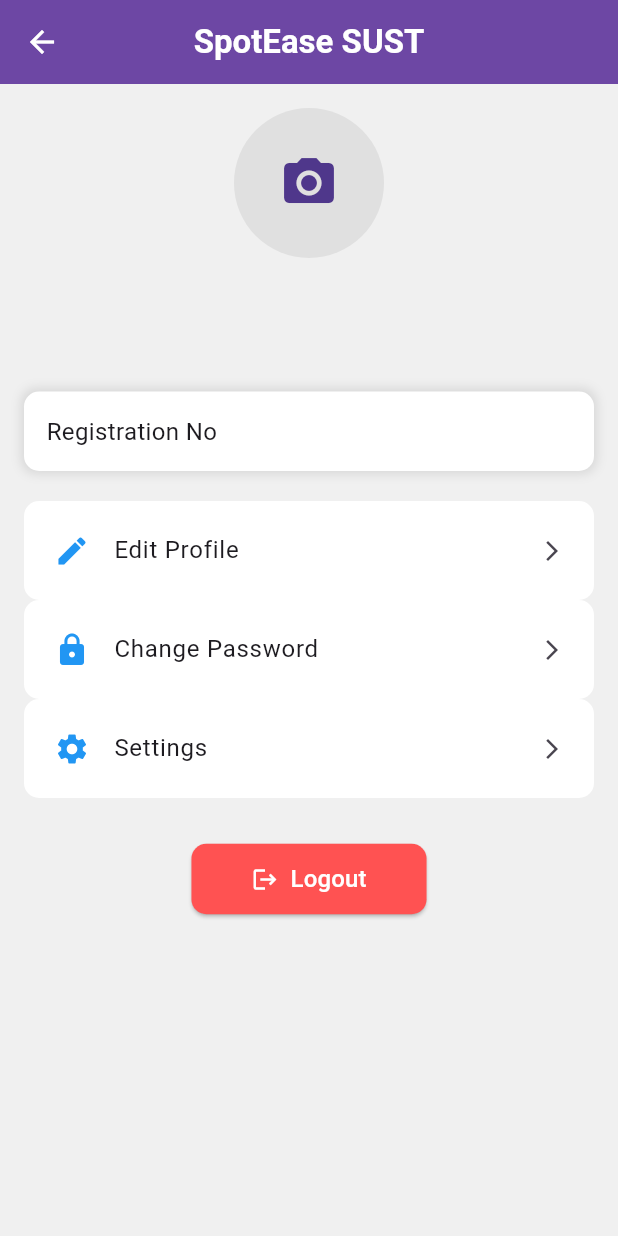
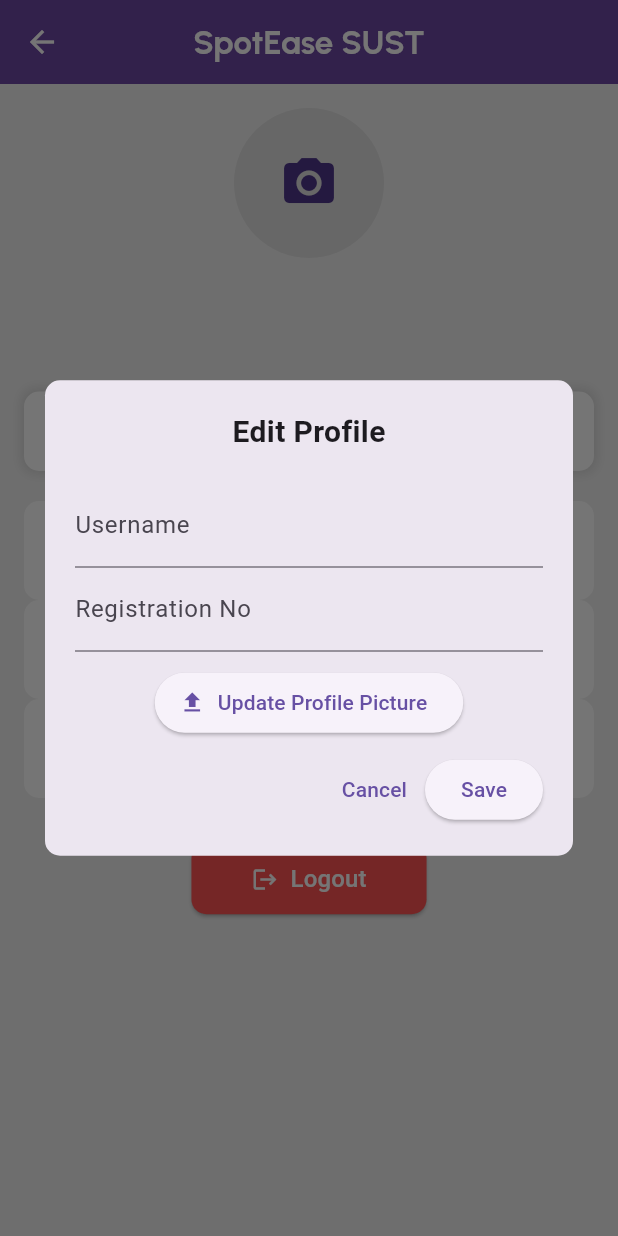
Before and after one commit to mohaiminulnirob/SWE-250_Android_App, a Flutter app: the ProfilePage screen opened directly with empty values, after a tap on "Edit Profile", on a phone screen of 412 x 824 dp. Run offline on Flutter 3.47's test engine with Material 3 defaults, Android fonts, the phone set to English and light mode, and no system bars; our stand-ins replace cloud_firestore, firebase_auth, firebase_core, image_picker, table_calendar; accounts and stored records are empty; network calls fail.

Commit message:
add profile editing functionalities

```diff
--- a/lib/pages/auditorium.dart
+++ b/lib/pages/auditorium.dart
@@ -4,7 +4,7 @@ import 'package:project/widgets/spot_description.dart';
 import 'package:project/widgets/spot_location.dart';
 import 'package:project/widgets/spot_upcoming_events.dart';
 import 'package:project/widgets/availability_calender.dart';
-import 'package:project/repository/spot_event_repository.dart';
+import 'package:project/repositories/spot_event_repository.dart';
 
 class AuditoriumPage extends StatefulWidget {
   const AuditoriumPage({super.key});
--- a/lib/pages/basketball_ground.dart
+++ b/lib/pages/basketball_ground.dart
@@ -4,7 +4,7 @@ import 'package:project/widgets/spot_description.dart';
 import 'package:project/widgets/spot_location.dart';
 import 'package:project/widgets/spot_upcoming_events.dart';
 import 'package:project/widgets/availability_calender.dart';
-import 'package:project/repository/spot_event_repository.dart';
+import 'package:project/repositories/spot_event_repository.dart';
 
 class BasketballGroundPage extends StatefulWidget {
   const BasketballGroundPage({super.key});
--- a/lib/pages/central_field.dart
+++ b/lib/pages/central_field.dart
@@ -4,7 +4,7 @@ import 'package:project/widgets/spot_description.dart';
 import 'package:project/widgets/spot_location.dart';
 import 'package:project/widgets/spot_upcoming_events.dart';
 import 'package:project/widgets/availability_calender.dart';
-import 'package:project/repository/spot_event_repository.dart';
+import 'package:project/repositories/spot_event_repository.dart';
 
 class CentralFieldPage extends StatefulWidget {
   const CentralFieldPage({super.key});
--- a/lib/pages/handball_ground.dart
+++ b/lib/pages/handball_ground.dart
@@ -4,7 +4,7 @@ import 'package:project/widgets/spot_description.dart';
 import 'package:project/widgets/spot_location.dart';
 import 'package:project/widgets/spot_upcoming_events.dart';
 import 'package:project/widgets/availability_calender.dart';
-import 'package:project/repository/spot_event_repository.dart';
+import 'package:project/repositories/spot_event_repository.dart';
 
 class HandballGroundPage extends StatefulWidget {
   const HandballGroundPage({super.key});
--- a/lib/pages/home_page.dart
+++ b/lib/pages/home_page.dart
@@ -4,7 +4,7 @@ import 'package:project/widgets/bottom_nav_bar.dart';
 import 'package:project/widgets/custom_app_bar.dart';
 import 'package:project/widgets/spot_list.dart';
 import 'package:project/widgets/event_list.dart';
-import 'package:project/repository/event_repository.dart';
+import 'package:project/repositories/event_repository.dart';
 import 'package:project/pages/profile_page.dart';
 
 class HomePage extends StatefulWidget {
--- a/lib/pages/mini_auditorium.dart
+++ b/lib/pages/mini_auditorium.dart
@@ -4,7 +4,7 @@ import 'package:project/widgets/spot_description.dart';
 import 'package:project/widgets/spot_location.dart';
 import 'package:project/widgets/spot_upcoming_events.dart';
 import 'package:project/widgets/availability_calender.dart';
-import 'package:project/repository/spot_event_repository.dart';
+import 'package:project/repositories/spot_event_repository.dart';
 
 class MiniAuditoriumPage extends StatefulWidget {
   const MiniAuditoriumPage({super.key});
--- a/lib/pages/profile_page.dart
+++ b/lib/pages/profile_page.dart
@@ -53,13 +53,98 @@ class _ProfilePageState extends State<ProfilePage> {
       });
 
       ScaffoldMessenger.of(context).showSnackBar(
-        SnackBar(content: Text("Profile picture updated successfully!")),
+        const SnackBar(content: Text("Profile picture updated successfully!")),
       );
     } else {
       ScaffoldMessenger.of(context).showSnackBar(
-        SnackBar(content: Text("Failed to upload image")),
+        const SnackBar(content: Text("Failed to upload image")),
       );
     }
+  }
+
+  void _showEditProfileDialog() {
+    final TextEditingController usernameController =
+        TextEditingController(text: _username);
+    final TextEditingController regController =
+        TextEditingController(text: _registration);
+
+    showDialog(
+      context: context,
+      builder: (context) {
+        return Dialog(
+          insetPadding:
+              const EdgeInsets.symmetric(horizontal: 30, vertical: 100),
+          shape:
+              RoundedRectangleBorder(borderRadius: BorderRadius.circular(10)),
+          child: ConstrainedBox(
+            constraints: const BoxConstraints(maxWidth: 400),
+            child: Padding(
+              padding: const EdgeInsets.all(20.0),
+              child: Column(
+                mainAxisSize: MainAxisSize.min,
+                children: [
+                  const Text('Edit Profile',
+                      style:
+                          TextStyle(fontSize: 20, fontWeight: FontWeight.bold)),
+                  const SizedBox(height: 20),
+                  TextField(
+                    controller: usernameController,
+                    decoration: const InputDecoration(labelText: 'Username'),
+                  ),
+                  TextField(
+                    controller: regController,
+                    decoration:
+                        const InputDecoration(labelText: 'Registration No'),
+                  ),
+                  const SizedBox(height: 10),
+                  ElevatedButton.icon(
+                    onPressed: () async {
+                      Navigator.of(context).pop();
+                      await _uploadProfilePicture();
+                    },
+                    icon: const Icon(Icons.upload),
+                    label: const Text('Update Profile Picture'),
+                  ),
+                  const SizedBox(height: 10),
+                  Row(
+                    mainAxisAlignment: MainAxisAlignment.end,
+                    children: [
+                      TextButton(
+                        onPressed: () => Navigator.pop(context),
+                        child: const Text('Cancel'),
+                      ),
+                      ElevatedButton(
+                        onPressed: () async {
+                          String newName = usernameController.text.trim();
+                          String newReg = regController.text.trim();
+
+                          if (newName.isNotEmpty && newName != _username) {
+                            await _profileStorageService
+                                .updateUsername(newName);
+                          }
+                          if (newReg.isNotEmpty && newReg != _registration) {
+                            await _profileStorageService
+                                .updateRegistration(newReg);
+                          }
+
+                          await _fetchUserData();
+                          Navigator.pop(context);
+                          ScaffoldMessenger.of(context).showSnackBar(
+                            const SnackBar(
+                                content: Text("Profile updated successfully!")),
+                          );
+                        },
+                        child: const Text('Save'),
+                      ),
+                    ],
+                  ),
+                ],
+              ),
+            ),
+          ),
+        );
+      },
+    );
   }
 
   void _handleLogout() async {
@@ -108,30 +193,10 @@ class _ProfilePageState extends State<ProfilePage> {
                     const SizedBox(height: 20),
                     _buildInfoTile("Registration No", _registration),
                     const SizedBox(height: 20),
-                    _buildActionButton(Icons.edit, "Edit Profile", () {
-                      // Navigator.push(
-                      //   context,
-                      //   MaterialPageRoute(
-                      //    // builder: (context) => const EditProfilePage(),
-                      //   ),
-                      // );
-                    }),
-                    _buildActionButton(Icons.lock, "Change Password", () {
-                      // Navigator.push(
-                      //   context,
-                      //   MaterialPageRoute(
-                      //     builder: (context) => const ChangePasswordPage(),
-                      //   ),
-                      // );
-                    }),
-                    _buildActionButton(Icons.settings, "Settings", () {
-                      // Navigator.push(
-                      //   context,
-                      //   MaterialPageRoute(
-                      //     builder: (context) => const SettingsPage(),
-                      //   ),
-                      // );
-                    }),
+                    _buildActionButton(
+                        Icons.edit, "Edit Profile", _showEditProfileDialog),
+                    _buildActionButton(Icons.lock, "Change Password", () {}),
+                    _buildActionButton(Icons.settings, "Settings", () {}),
                     const SizedBox(height: 30),
                     ElevatedButton.icon(
                       onPressed: _handleLogout,
--- a/lib/pages/welcome_page.dart
+++ b/lib/pages/welcome_page.dart
@@ -99,6 +99,7 @@ class WelcomePageState extends State<WelcomePage> {
                       color: Colors.black,
                       fontSize: 16,
                       fontWeight: FontWeight.bold,
+                      fontFamily: 'Urbanist',
                     ),
                   ),
                 ),
--- a/lib/repository/spot_booked_dates_repository.dart
+++ b/lib/repositories/spot_booked_dates_repository.dart
@@ -1,5 +1,5 @@
 import 'package:project/models/booked_date_model.dart';
-import 'package:project/repository/booked_dates_repository.dart';
+import 'package:project/repositories/booked_dates_repository.dart';
 
 class SpotBookedDatesRepository {
   static final SpotBookedDatesRepository _instance =
@@ -12,7 +12,7 @@ class SpotBookedDatesRepository {
 
   Future<void> initializeFromBookedDatesRepository() async {
     _spotBookedDates.clear();
-    await BookedDatesRepository().init(); // 🔥 now we await actual fetch
+    await BookedDatesRepository().init();
     final bookedDates = BookedDatesRepository().bookedDates;
 
     for (var date in bookedDates) {
--- a/lib/repository/spot_event_repository.dart
+++ b/lib/repositories/spot_event_repository.dart
@@ -1,5 +1,5 @@
 import 'package:project/models/event_model.dart';
-import 'package:project/repository/event_repository.dart';
+import 'package:project/repositories/event_repository.dart';
 
 class SpotEventRepository {
   static final SpotEventRepository _instance = SpotEventRepository._internal();
@@ -24,6 +24,10 @@ class SpotEventRepository {
     }
   }
 
+  // Future<void> refresh() async {
+  //   initializeFromEventRepository();
+  // }
+
   List<Event> getEventsForSpot(String spotName) {
     return _spotEvents[spotName] ?? [];
   }
--- a/lib/services/profile_storage_service.dart
+++ b/lib/services/profile_storage_service.dart
@@ -40,6 +40,24 @@ class ProfileStorageService {
       }
     }
     return null;
+  }
+
+  Future<void> updateUsername(String newUsername) async {
+    User? user = _auth.currentUser;
+    if (user != null) {
+      await _firestore.collection("users").doc(user.uid).update({
+        "username": newUsername,
+      });
+    }
+  }
+
+  Future<void> updateRegistration(String newRegistration) async {
+    User? user = _auth.currentUser;
+    if (user != null) {
+      await _firestore.collection("users").doc(user.uid).update({
+        "registration": newRegistration,
+      });
+    }
   }
 
   Future<String?> uploadProfilePicture() async {
--- a/lib/widgets/availability_calender.dart
+++ b/lib/widgets/availability_calender.dart
@@ -1,7 +1,7 @@
 import 'package:flutter/material.dart';
 import 'package:table_calendar/table_calendar.dart';
 import 'package:project/pages/booking_page.dart';
-import 'package:project/repository/spot_booked_dates_repository.dart';
+import 'package:project/repositories/spot_booked_dates_repository.dart';
 
 class AvailabilityCalendar extends StatefulWidget {
   final String spotName;
--- a/lib/widgets/custom_app_bar.dart
+++ b/lib/widgets/custom_app_bar.dart
@@ -13,9 +13,9 @@ class CustomAppBar extends StatelessWidget implements PreferredSizeWidget {
       title: Text(
         title,
         style: const TextStyle(
-          color: Colors.white,
-          fontWeight: FontWeight.bold,
-        ),
+            color: Colors.white,
+            fontWeight: FontWeight.bold,
+            fontFamily: 'Urbanist'),
       ),
       centerTitle: true,
       backgroundColor: const Color.fromARGB(197, 71, 21, 142),
```
Also changed, not shown: lib/pages/booking_page.dart (+3 -4 lines), lib/pages/login_page.dart (+19 -9 lines), lib/repositories/booked_dates_repository.dart (renamed from lib/repository/booked_dates_repository.dart), lib/repositories/event_repository.dart (renamed from lib/repository/event_repository.dart), 4 other files.
